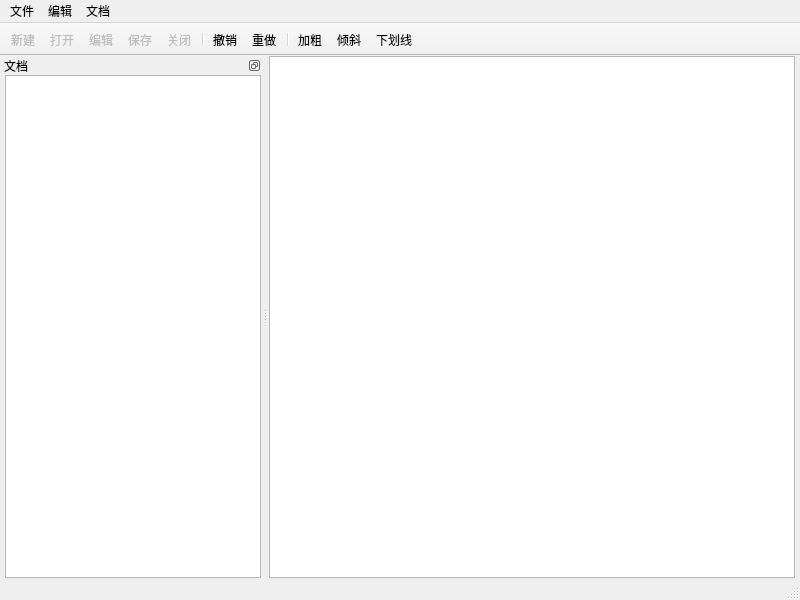
Above: mainwindow.ui from yileiren/YDocManager before the change. Below: the same form after it.
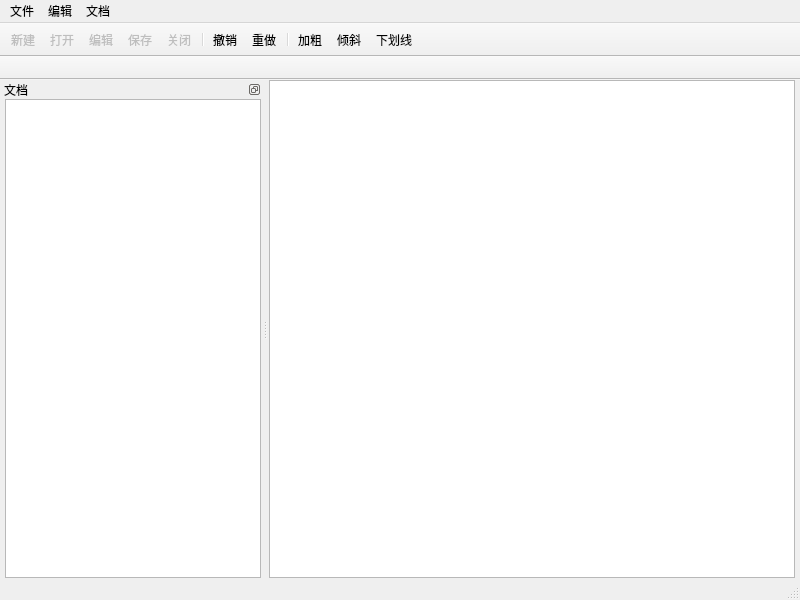
That is the form after the change. Icons and pictures are not drawn. Custom widgets are drawn as their Qt base class.

Commit message: 增加设置字体和字号功能

What changed in the file:
```diff
--- a/mainwindow.ui
+++ b/mainwindow.ui
@@ -222,6 +222,29 @@
     </layout>
    </widget>
   </widget>
+  <widget class="QToolBar" name="toolBar">
+   <property name="minimumSize">
+    <size>
+     <width>0</width>
+     <height>24</height>
+    </size>
+   </property>
+   <property name="contextMenuPolicy">
+    <enum>Qt::NoContextMenu</enum>
+   </property>
+   <property name="windowTitle">
+    <string>toolBar</string>
+   </property>
+   <property name="movable">
+    <bool>false</bool>
+   </property>
+   <attribute name="toolBarArea">
+    <enum>TopToolBarArea</enum>
+   </attribute>
+   <attribute name="toolBarBreak">
+    <bool>true</bool>
+   </attribute>
+  </widget>
   <action name="newDocAction">
    <property name="enabled">
     <bool>false</bool>
```
Left out of the diff: 2 changed lines with no effect on the pictures. The commit also changes 2 other files.
